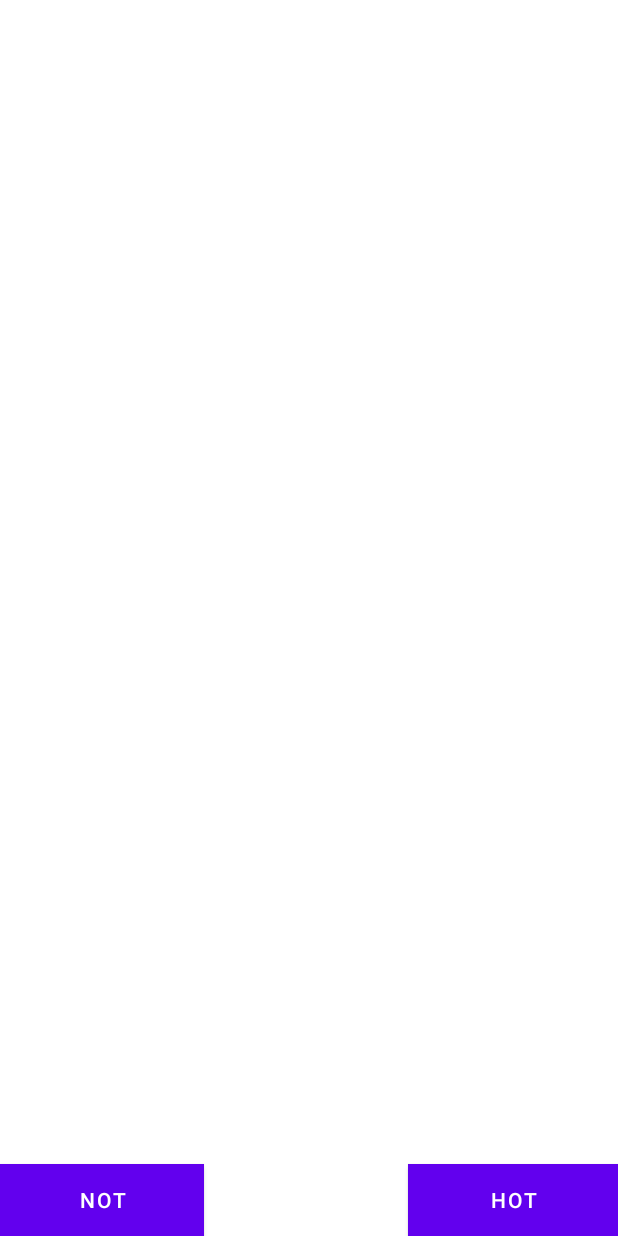
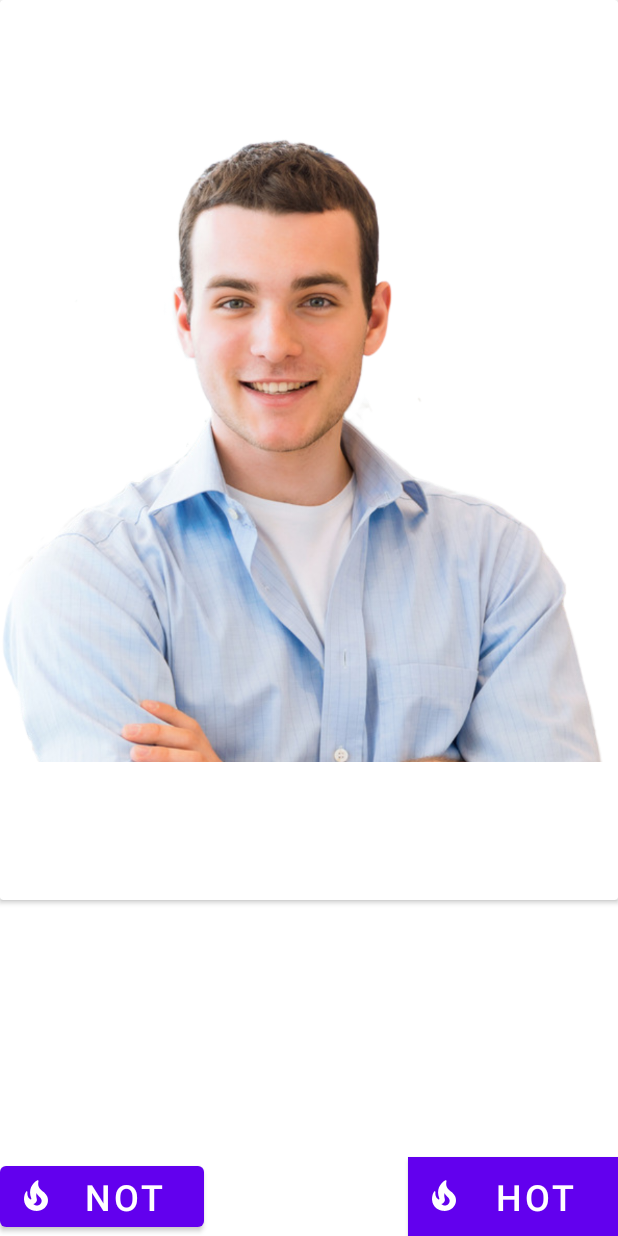
Before and after one commit to alexandar004/HotOrNot, an Android app: the screen it shows after launch (MainActivity), on a phone screen of 412 x 824 dp. Run offline under Robolectric (Android 15) with nearby library versions, the phone set to English and light mode, and no system bars; our stand-ins replace data binding, navigation-ui.

Commit message:
add material button design

```diff
--- a/HotOrNot/app/build.gradle
+++ b/HotOrNot/app/build.gradle
@@ -14,6 +14,9 @@ android {
         versionName "1.0"
 
         testInstrumentationRunner "androidx.test.runner.AndroidJUnitRunner"
+    }
+    buildFeatures {
+        viewBinding = true
     }
 
     buildTypes {
@@ -33,7 +36,8 @@ android {
 
 dependencies {
     def nav_version = "2.4.1"
-
+    //cardView
+    implementation("androidx.cardview:cardview:1.0.0")
     //nav_graph
     implementation "androidx.navigation:navigation-fragment-ktx:$nav_version"
     implementation "androidx.navigation:navigation-ui-ktx:$nav_version"
--- a/HotOrNot/app/src/main/java/com/example/hotornot/FriendGenerator.kt
+++ b/HotOrNot/app/src/main/java/com/example/hotornot/FriendGenerator.kt
@@ -1,4 +1,16 @@
 package com.example.hotornot
 
 class FriendGenerator {
+
+    private val stanImg = R.drawable.first_people
+    private val georgiImg = R.drawable.second_people
+    private val nikolaImg = R.drawable.third_people
+
+    private val georgi = Friend("Georgi", georgiImg)
+    private val stan = Friend("Stan", stanImg)
+    private val nikola = Friend("Nikola", nikolaImg)
+
+    private val friendList = listOf(nikola, stan, georgi)
+
+    val randomElement = friendList.asSequence().shuffled().take(friendList.size).toList()
 }
--- a/HotOrNot/app/src/main/java/com/example/hotornot/MainScreenFragment.kt
+++ b/HotOrNot/app/src/main/java/com/example/hotornot/MainScreenFragment.kt
@@ -8,6 +8,8 @@ import androidx.fragment.app.Fragment
 
 class MainScreenFragment : Fragment() {
 
+    private val friendList = FriendGenerator().randomElement
+
     override fun onCreateView(
         inflater: LayoutInflater, container: ViewGroup?,
         savedInstanceState: Bundle?,
--- a/HotOrNot/app/src/main/java/com/example/hotornot/SplashScreenFragment.kt
+++ b/HotOrNot/app/src/main/java/com/example/hotornot/SplashScreenFragment.kt
@@ -34,5 +34,4 @@ class SplashScreen : Fragment() {
 
     private fun goToNextScreen() =
         findNavController().navigate(R.id.action_splashScreenFragment_to_mainScreenFragment)
-
 }
--- /dev/null
+++ b/HotOrNot/app/src/main/res/drawable/ic_baseline_local_fire_department_24.xml
@@ -0,0 +1,5 @@
+<vector android:height="24dp" android:tint="#FFFFFF"
+    android:viewportHeight="24" android:viewportWidth="24"
+    android:width="24dp" xmlns:android="http://schemas.android.com/apk/res/android">
+    <path android:fillColor="@android:color/white" android:pathData="M19.48,12.35c-1.57,-4.08 -7.16,-4.3 -5.81,-10.23c0.1,-0.44 -0.37,-0.78 -0.75,-0.55C9.29,3.71 6.68,8 8.87,13.62c0.18,0.46 -0.36,0.89 -0.75,0.59c-1.81,-1.37 -2,-3.34 -1.84,-4.75c0.06,-0.52 -0.62,-0.77 -0.91,-0.34C4.69,10.16 4,11.84 4,14.37c0.38,5.6 5.11,7.32 6.81,7.54c2.43,0.31 5.06,-0.14 6.95,-1.87C19.84,18.11 20.6,15.03 19.48,12.35zM10.2,17.38c1.44,-0.35 2.18,-1.39 2.38,-2.31c0.33,-1.43 -0.96,-2.83 -0.09,-5.09c0.33,1.87 3.27,3.04 3.27,5.08C15.84,17.59 13.1,19.76 10.2,17.38z"/>
+</vector>
--- a/HotOrNot/app/src/main/res/layout/fragment_main_screen.xml
+++ b/HotOrNot/app/src/main/res/layout/fragment_main_screen.xml
@@ -1,4 +1,6 @@
 <?xml version="1.0" encoding="utf-8"?>
+<layout>
+
     <androidx.constraintlayout.widget.ConstraintLayout xmlns:android="http://schemas.android.com/apk/res/android"
         xmlns:app="http://schemas.android.com/apk/res-auto"
         xmlns:tools="http://schemas.android.com/tools"
@@ -16,12 +18,14 @@
             app:layout_constraintTop_toTopOf="parent">
 
             <ImageView
+                android:id="@+id/imgFriend"
                 android:layout_width="wrap_content"
                 android:layout_height="wrap_content"
-            android:layout_margin="@dimen/no_dimens" />
+                android:layout_margin="@dimen/no_dimens"
+                android:src="@drawable/first_people" />
 
             <TextView
-            android:id="@+id/nameTxt"
+                android:id="@+id/friendName"
                 android:layout_width="wrap_content"
                 android:layout_height="wrap_content" />
 
@@ -42,22 +46,29 @@
             app:layout_constraintGuide_percent="@integer/guidelineEnd" />
 
         <Button
+            style="@style/Widget.MaterialComponents.Button.Icon"
             android:layout_width="@dimen/no_dimens"
             android:layout_height="wrap_content"
             android:layout_marginBottom="@dimen/no_dimens"
-        android:background="@color/red"
             android:text="@string/not"
+            android:textSize="@dimen/large_text_size"
+            app:icon="@drawable/ic_baseline_local_fire_department_24"
             app:layout_constraintBottom_toBottomOf="parent"
             app:layout_constraintLeft_toLeftOf="parent"
+
             app:layout_constraintRight_toLeftOf="@+id/guideline" />
 
         <Button
+            style="@style/Widget.MaterialComponents.Button.Icon"
             android:layout_width="@dimen/no_dimens"
             android:layout_height="wrap_content"
             android:layout_marginBottom="@dimen/no_dimens"
             android:background="@color/red"
             android:text="@string/hot"
+            android:textSize="@dimen/large_text_size"
+            app:icon="@drawable/ic_baseline_local_fire_department_24"
             app:layout_constraintBottom_toBottomOf="parent"
             app:layout_constraintLeft_toRightOf="@+id/guideline2"
             app:layout_constraintRight_toRightOf="parent" />
     </androidx.constraintlayout.widget.ConstraintLayout>
+</layout>
--- a/HotOrNot/app/src/main/res/values/colors.xml
+++ b/HotOrNot/app/src/main/res/values/colors.xml
@@ -3,6 +3,7 @@
     <color name="purple_200">#FFBB86FC</color>
     <color name="purple_500">#FF6200EE</color>
     <color name="purple_700">#FF3700B3</color>
+    <color name="green">#147205</color>
     <color name="teal_200">#FF03DAC5</color>
     <color name="teal_700">#FF018786</color>
     <color name="gray">#5C5A64</color>
```
Also changed, not shown: HotOrNot/app/src/main/java/com/example/hotornot/FindNewFriendAdapter.kt (added, +45 -0 lines), HotOrNot/app/src/main/res/drawable/first_people.png (added), HotOrNot/app/src/main/res/drawable/second_people.jpeg (added), HotOrNot/app/src/main/res/drawable/third_people.jpg (added). Lines whose indentation alone changed are shown as unchanged.
